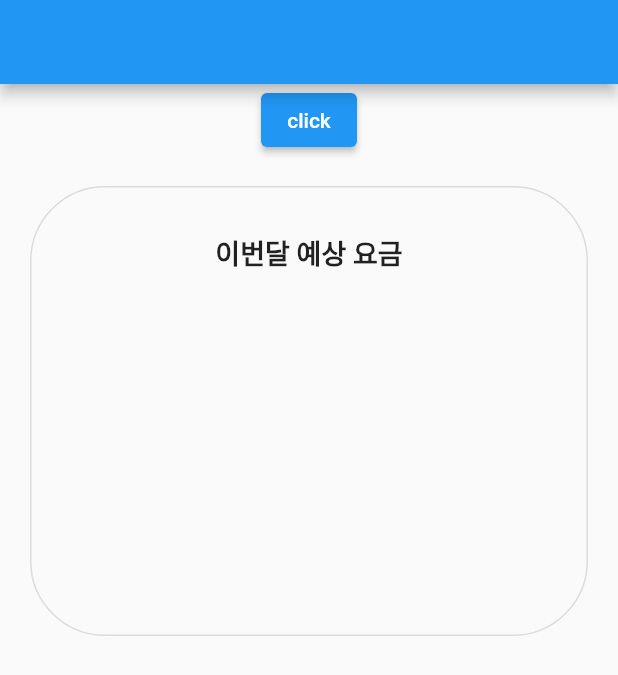
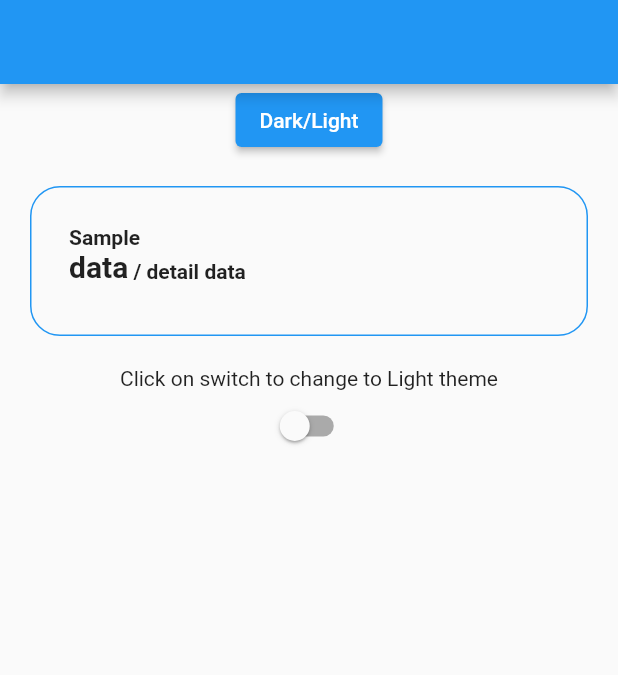
Before and after one commit to dodo849/SmartEletricAppFrontEnd, a Flutter app: the screen it shows after launch, on a phone screen of 412 x 824 dp. Shown: the top 675 px of the screen. Run offline on Flutter 3.47's test engine with Material 2 defaults, Android fonts, the light colour scheme and no system bars; our stand-ins replace get, shared_preferences.

Commit message:
[Feat] Dark Mode Custom

```diff
--- a/smart_electric_application/lib/main.dart
+++ b/smart_electric_application/lib/main.dart
@@ -4,13 +4,42 @@ import 'src/View/Page/MyHome.dart';
 
 void main() {
   runApp(const MyApp());
+
 }
+
+ThemeData _darkTheme = ThemeData(
+  accentColor: Colors.red,
+  brightness: Brightness.dark,
+  primaryColor: Colors.amber,
+  buttonTheme: const ButtonThemeData(
+  buttonColor: Colors.amber,
+  disabledColor: Colors.grey,
+));
+
+ThemeData _lightTheme = ThemeData(
+  accentColor: Colors.pink,
+  brightness: Brightness.light,
+  primaryColor: Colors.blue,
+  buttonTheme: const ButtonThemeData(
+  buttonColor: Colors.blue,
+  disabledColor: Colors.grey,
+));
 
 class MyApp extends StatelessWidget {
   const MyApp({Key? key}) : super(key: key);
 
+
   @override
   Widget build(BuildContext context) {
-    return GetMaterialApp(home: MyHome());
+
+
+    return GetMaterialApp(
+      home: MyHome(),
+      // theme: _lightTheme,
+      // darkTheme: _darkTheme,
+      theme: ThemeData(),
+      darkTheme: ThemeData.dark(),
+      themeMode: ThemeMode.system,
+    );
   }
 }
--- a/smart_electric_application/lib/src/controller/Count.dart
+++ b/smart_electric_application/lib/src/controller/Count.dart
@@ -8,4 +8,5 @@ class CountContoller extends GetxController {
     count++;
     update();
   }
+
 }
--- /dev/null
+++ b/smart_electric_application/lib/src/view/component/CurrentCharge.dart
@@ -0,0 +1,64 @@
+import 'package:flutter/material.dart';
+import 'package:get/get.dart';
+import 'package:smart_electric_application/src/view/color/Colors.dart';
+
+class CurrentCharge extends StatelessWidget {
+  const CurrentCharge({Key? key}) : super(key: key);
+
+  @override
+  Widget build(BuildContext context) {
+
+    var chargeValue = "data";
+    var usageValue = "detail data";
+
+    // 박스 내의 텍스트
+    var title = const Text(
+            "Sample",
+            style: TextStyle(
+              fontSize: 14,
+              fontWeight: FontWeight.bold
+              ),
+          );
+
+    var charge = Text(
+        "${chargeValue}",
+        style: TextStyle(
+          fontSize: 20,
+          fontWeight: FontWeight.bold
+          ),
+      );
+
+    var chargeDetail = Text(
+        " / ${usageValue}",
+        style: TextStyle(
+          fontSize: 14,
+          fontWeight: FontWeight.bold
+          ),
+      );
+
+    return Container(
+      decoration: BoxDecoration(
+        borderRadius: BorderRadius.circular(20),
+        border: Border.all(color: context.theme.primaryColor, width: 1),
+        // color: modeColors.getModeColor(),
+        ),
+      height: 100,
+      width: double.infinity,
+      padding: EdgeInsets.all(25),
+      margin: EdgeInsets.all(20),
+      child: Column(
+        crossAxisAlignment: CrossAxisAlignment.start,
+        children: [
+          title,
+          Row(
+            crossAxisAlignment: CrossAxisAlignment.end,
+            children: [
+              charge,
+              chargeDetail,
+            ],
+          )
+        ],
+      )
+    );
+  }
+}
--- a/smart_electric_application/lib/src/view/component/EstimatedUsage.dart
+++ /dev/null
@@ -1,33 +0,0 @@
-import 'package:flutter/material.dart';
-import 'package:get/get.dart';
-
-class EstimatedUsage extends StatelessWidget {
-  const EstimatedUsage({Key? key}) : super(key: key);
-
-  @override
-  Widget build(BuildContext context) {
-    var title = [
-          Text(
-            "이번달 예상 요금",
-            style: TextStyle(
-              fontSize: 18,
-              fontWeight: FontWeight.bold
-              )
-            ),
-        ];
-    return
-    Container(
-      decoration: BoxDecoration(
-        borderRadius: BorderRadius.circular(50),
-        border: Border.all(color: Colors.black12, width: 1)
-        ),
-      height: 300,
-      width: double.infinity,
-      padding: EdgeInsets.all(30),
-      margin: EdgeInsets.all(20),
-      child: Column(
-        children: title,
-      )
-    );
-  }
-}
--- a/smart_electric_application/lib/src/view/page/MyHome.dart
+++ b/smart_electric_application/lib/src/view/page/MyHome.dart
@@ -1,10 +1,29 @@
 import 'package:flutter/material.dart';
 import 'package:get/get.dart';
-import 'package:smart_electric_application/src/View/page/SecondPage.dart';
-import 'package:smart_electric_application/src/View/component/EstimatedUsage.dart';
+import 'package:smart_electric_application/src/view/page/SecondPage.dart';
+import 'package:smart_electric_application/src/view/component/CurrentCharge.dart';
+import 'package:smart_electric_application/src/view/color/Colors.dart';
+import 'package:shared_preferences/shared_preferences.dart';
 
 class MyHome extends StatelessWidget {
-  const MyHome({Key? key}) : super(key: key);
+  // const MyHome({Key? key}) : super(key: key);
+
+  RxBool _isLightTheme = false.obs;
+
+  Future<SharedPreferences> _prefs = SharedPreferences.getInstance();
+
+  _saveThemeStatus() async {
+    SharedPreferences pref = await _prefs;
+    pref.setBool('theme', _isLightTheme.value);
+  }
+
+  _getThemeStatus() async {
+    var _isLight = _prefs.then((SharedPreferences prefs) {
+      return prefs.getBool('theme') != null ? prefs.getBool('theme') : true;
+    }).obs;
+    _isLightTheme.value = (await _isLight.value)!;
+    Get.changeThemeMode(_isLightTheme.value ? ThemeMode.light : ThemeMode.dark);
+  }
 
   @override
   Widget build(BuildContext context) {
@@ -12,11 +31,33 @@ class MyHome extends StatelessWidget {
       appBar: AppBar(),
       body: Column(children: [
         ElevatedButton(
-            child: Text('click'),
-            onPressed: () {
-              Get.to(SecondPage());
-            }),
-        EstimatedUsage()
+          child: Text('Dark/Light'),
+          onPressed: () {
+            // 다크모드가 토글됩니다.
+            Get.isDarkMode ?
+            Get.changeTheme(ThemeData.light()) :
+            Get.changeTheme(ThemeData.dark());
+          },
+        ),
+        CurrentCharge(),
+        Obx(
+          () => Text(
+            'Click on switch to change to ${_isLightTheme.value ? 'Dark' : 'Light'} theme',
+          ),
+        ),
+        ObxValue(
+          (data) => Switch(
+            value: _isLightTheme.value,
+            onChanged: (val) {
+              _isLightTheme.value = val;
+              Get.changeThemeMode(
+                  _isLightTheme.value ? ThemeMode.light : ThemeMode.dark,
+                );
+                _saveThemeStatus();
+              },
+            ),
+            false.obs,
+        ),
       ]),
       bottomNavigationBar: BottomAppBar(),
     );
--- a/smart_electric_application/pubspec.yaml
+++ b/smart_electric_application/pubspec.yaml
@@ -35,6 +35,7 @@ dependencies:
   # Use with the CupertinoIcons class for iOS style icons.
   cupertino_icons: ^1.0.2
   get: ^4.6.5
+  shared_preferences: ^2.0.15
 
 dev_dependencies:
   flutter_test:
```
Also changed, not shown: smart_electric_application/lib/src/view/color/Colors.dart (added, +135 -0 lines), smart_electric_application/pubspec.lock, 10 other files.
